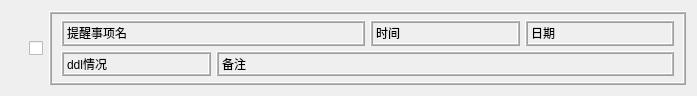
XiangSirui/test, file note.ui: the form before one commit.
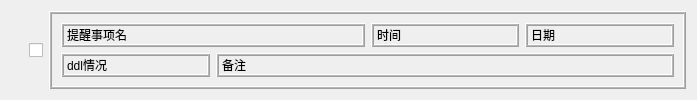
The form after the commit.

Patch:
```diff
--- a/note.ui
+++ b/note.ui
@@ -50,15 +50,6 @@
         <number>1</number>
        </property>
        <layout class="QGridLayout" name="gridLayout_4">
-        <property name="topMargin">
-         <number>6</number>
-        </property>
-        <property name="bottomMargin">
-         <number>6</number>
-        </property>
-        <property name="spacing">
-         <number>5</number>
-        </property>
         <item row="0" column="0">
          <layout class="QGridLayout" name="gridLayout">
           <item row="0" column="0" colspan="2">
```
